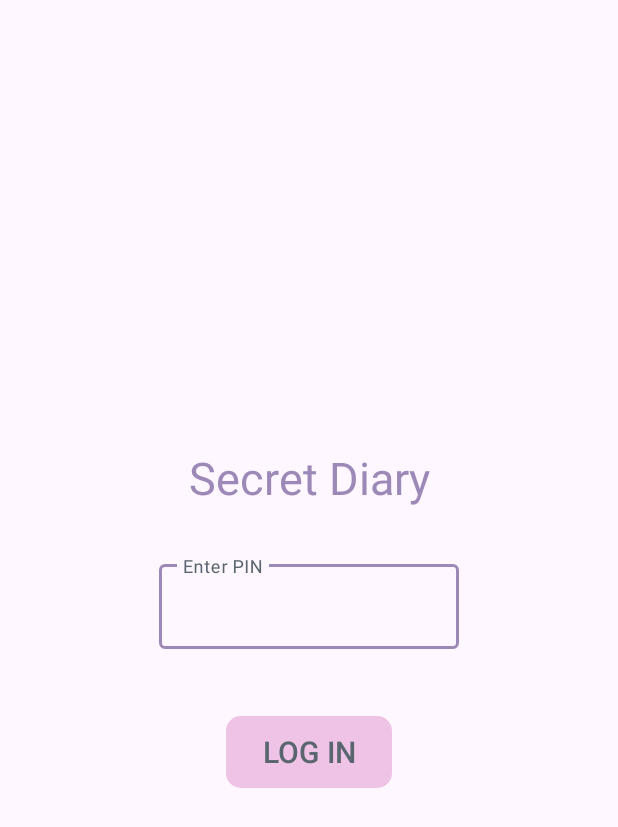
After one commit to ElenaPanPanda/Secret-Diary, an Android app: the layout activity_login.xml on its own in the app's theme, with its tools: preview values and no code run, on a phone screen of 412 x 824 dp. The commit adds this screen. Shown: the top 827 px of the screen. Run offline under Robolectric (Android 15) with nearby library versions, the phone set to English and light mode, and no system bars.

Commit message:
add LoginActivity

```diff
--- a/app/src/main/AndroidManifest.xml
+++ b/app/src/main/AndroidManifest.xml
@@ -13,6 +13,9 @@
         android:theme="@style/Theme.SecretDiary"
         tools:targetApi="31">
         <activity
+            android:name=".LoginActivity"
+            android:exported="false" />
+        <activity
             android:name=".MainActivity"
             android:exported="true">
             <intent-filter>
--- /dev/null
+++ b/app/src/main/java/com/example/secretdiary/LoginActivity.kt
@@ -0,0 +1,15 @@
+package com.example.secretdiary
+
+import androidx.appcompat.app.AppCompatActivity
+import android.os.Bundle
+import com.example.secretdiary.databinding.ActivityMainBinding
+
+class LoginActivity : AppCompatActivity() {
+    private lateinit var binding: ActivityMainBinding
+
+    override fun onCreate(savedInstanceState: Bundle?) {
+        super.onCreate(savedInstanceState)
+        binding = ActivityMainBinding.inflate(layoutInflater)
+        setContentView(binding.root)
+    }
+}
--- /dev/null
+++ b/app/src/main/res/layout/activity_login.xml
@@ -0,0 +1,58 @@
+<?xml version="1.0" encoding="utf-8"?>
+<androidx.constraintlayout.widget.ConstraintLayout xmlns:android="http://schemas.android.com/apk/res/android"
+    xmlns:app="http://schemas.android.com/apk/res-auto"
+    xmlns:tools="http://schemas.android.com/tools"
+    android:layout_width="match_parent"
+    android:layout_height="match_parent"
+    tools:context=".LoginActivity">
+
+    <TextView
+        android:id="@+id/title_log_tv"
+        android:layout_width="wrap_content"
+        android:layout_height="wrap_content"
+        android:layout_marginBottom="32dp"
+        android:text="@string/secret_diary"
+        android:textColor="@color/dark"
+        android:textSize="30sp"
+        app:layout_constraintBottom_toTopOf="@id/pin_log_layout"
+        app:layout_constraintEnd_toEndOf="parent"
+        app:layout_constraintStart_toStartOf="parent" />
+
+    <com.google.android.material.textfield.TextInputLayout
+        android:id="@+id/pin_log_layout"
+        android:layout_width="200dp"
+        android:layout_height="wrap_content"
+        android:hint="@string/enter_pin"
+        app:errorEnabled="true"
+        app:hintTextColor="@color/grey"
+        app:layout_constraintBottom_toBottomOf="parent"
+        app:layout_constraintEnd_toEndOf="parent"
+        app:layout_constraintStart_toStartOf="parent"
+        app:layout_constraintTop_toTopOf="parent">
+
+        <com.google.android.material.textfield.TextInputEditText
+            android:id="@+id/pin_log_et"
+            android:layout_width="match_parent"
+            android:layout_height="match_parent"
+            android:imeOptions="actionDone"
+            android:inputType="numberPassword"
+            android:textColor="@color/grey"
+            android:textColorHint="@color/grey" />
+
+    </com.google.android.material.textfield.TextInputLayout>
+
+    <Button
+        android:id="@+id/login_btn"
+        android:layout_width="wrap_content"
+        android:layout_height="wrap_content"
+        android:layout_marginTop="24dp"
+        android:background="@drawable/my_button"
+        android:text="@string/log_in"
+        android:textColor="@color/grey"
+        android:textSize="20sp"
+        app:backgroundTint="@null"
+        app:layout_constraintEnd_toEndOf="parent"
+        app:layout_constraintStart_toStartOf="parent"
+        app:layout_constraintTop_toBottomOf="@id/pin_log_layout" />
+
+</androidx.constraintlayout.widget.ConstraintLayout>
--- a/app/src/main/res/values/strings.xml
+++ b/app/src/main/res/values/strings.xml
@@ -3,4 +3,7 @@
     <string name="save">Save</string>
     <string name="write_your_note">Write your note</string>
     <string name="undo">Undo</string>
+    <string name="secret_diary">Secret Diary</string>
+    <string name="log_in">LOG IN</string>
+    <string name="enter_pin">Enter PIN</string>
 </resources>
```
